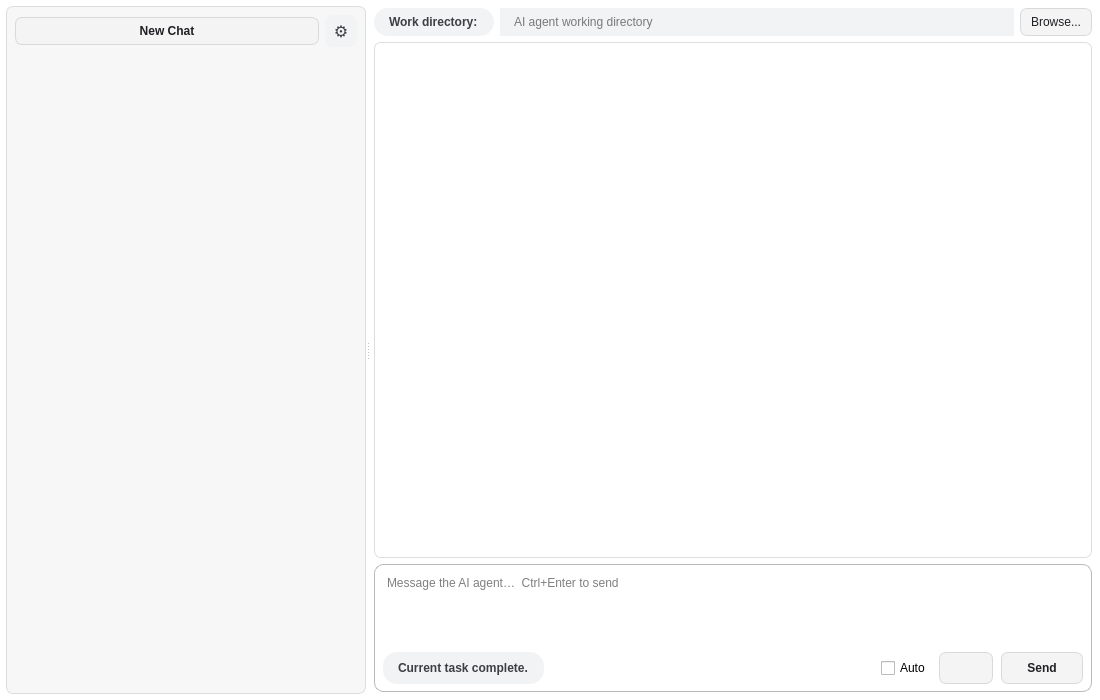
Above: ai_agent.ui from frankyeh/DSI-Studio before the change. Below: the same form after it.
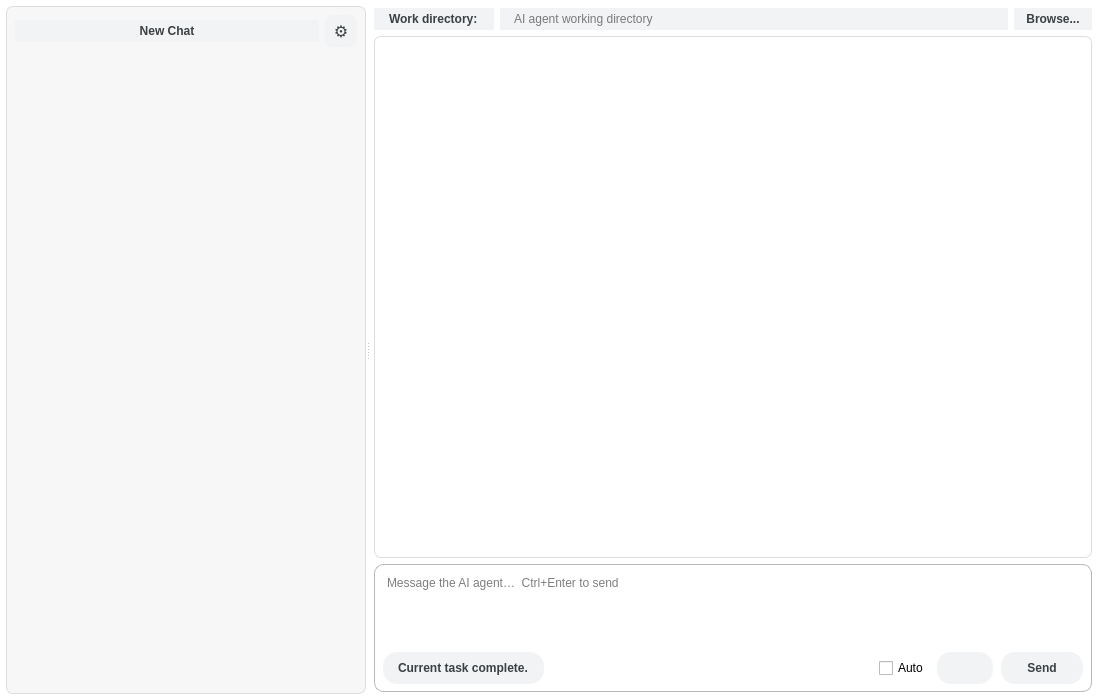
That is the form after the change. Icons and pictures are not drawn.

The edit to the form file:
```diff
--- a/ai_agent.ui
+++ b/ai_agent.ui
@@ -75,8 +75,10 @@
 }
 QLabel#ai_status,
 QLabel#ai_work_dir_label,
-QPushButton#ai_send_message,
-QPushButton#ai_new_chat {
+QWidget#tab_8 QPushButton#ai_send_message,
+QWidget#tab_8 QPushButton#ai_new_chat,
+QWidget#tab_8 QPushButton#ai_browse_work_dir,
+QWidget#tab_8 QPushButton#ai_model {
     color: #3c4043;
     font-weight: 600;
     background-color: #f1f3f4;
@@ -84,14 +86,25 @@
     border-radius: 14px;
     padding: 4px 12px;
 }
-QPushButton#ai_send_message:hover,
-QPushButton#ai_new_chat:hover {
+QWidget#tab_8 QPushButton#ai_send_message:hover,
+QWidget#tab_8 QPushButton#ai_new_chat:hover,
+QWidget#tab_8 QPushButton#ai_browse_work_dir:hover,
+QWidget#tab_8 QPushButton#ai_model:hover {
     background-color: #e8eaed;
 }
-QPushButton#ai_send_message:pressed,
-QPushButton#ai_new_chat:pressed {
+QWidget#tab_8 QPushButton#ai_send_message:pressed,
+QWidget#tab_8 QPushButton#ai_new_chat:pressed,
+QWidget#tab_8 QPushButton#ai_browse_work_dir:pressed,
+QWidget#tab_8 QPushButton#ai_model:pressed {
     background-color: #dadce0;
 }
+QWidget#tab_8 QPushButton#ai_send_message:disabled,
+QWidget#tab_8 QPushButton#ai_new_chat:disabled,
+QWidget#tab_8 QPushButton#ai_browse_work_dir:disabled,
+QWidget#tab_8 QPushButton#ai_model:disabled {
+    color: #9aa0a6;
+    background-color: #f1f1f2;
+}
 QWidget#tab_8 QPushButton#ai_quick_settings {
     color: #3c4043;
     font-size: 16px;
```
